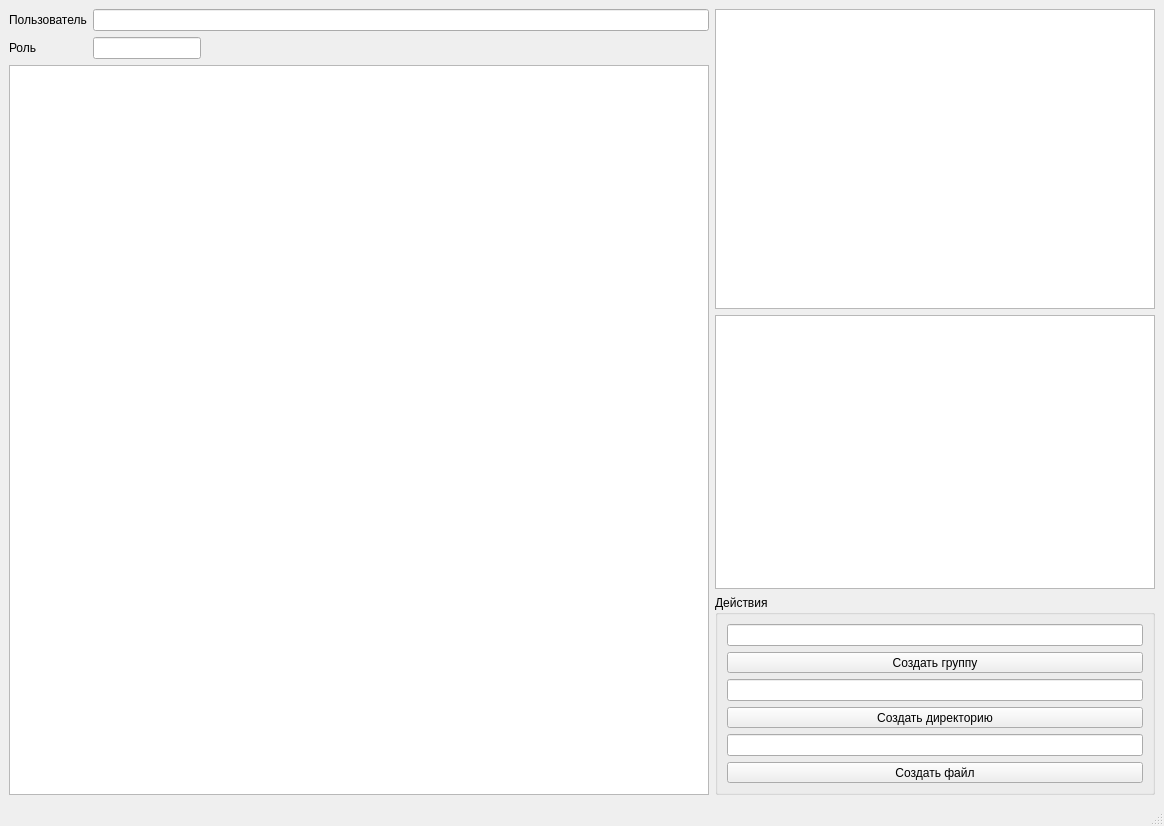
Above: src/app/app_win.ui from zloyaloha/permisson-service before the change. Below: the same form after it.
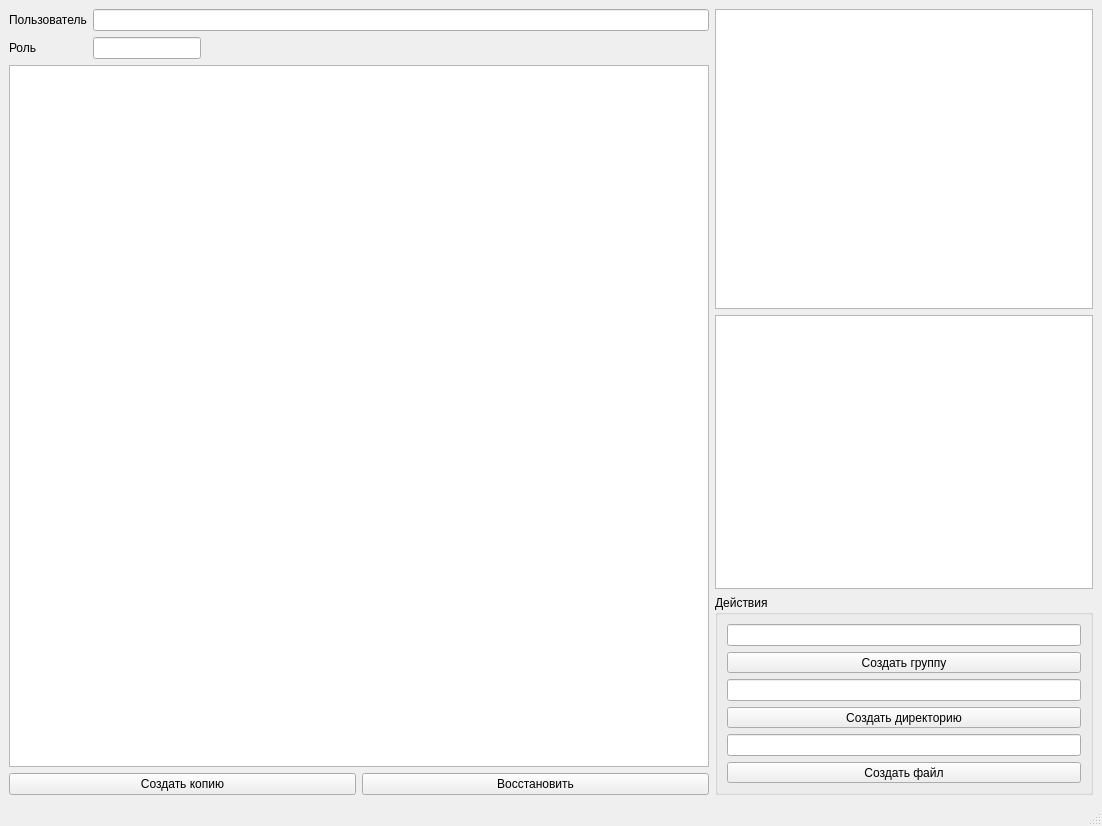
That is the form after the change.

```diff
--- a/src/app/app_win.ui
+++ b/src/app/app_win.ui
@@ -6,7 +6,7 @@
    <rect>
     <x>0</x>
     <y>0</y>
-    <width>1164</width>
+    <width>1102</width>
     <height>826</height>
    </rect>
   </property>
@@ -14,7 +14,7 @@
    <string>Управление данными</string>
   </property>
   <widget class="QWidget" name="centralwidget">
-   <layout class="QHBoxLayout" name="horizontalLayout_2">
+   <layout class="QHBoxLayout" name="horizontalLayout_3">
     <item>
      <layout class="QHBoxLayout" name="horizontalLayout">
       <item>
@@ -84,6 +84,24 @@
             </property>
            </widget>
           </item>
+          <item>
+           <layout class="QHBoxLayout" name="horizontalLayout_2">
+            <item>
+             <widget class="QPushButton" name="makeDBCopy">
+              <property name="text">
+               <string>Cоздать копию</string>
+              </property>
+             </widget>
+            </item>
+            <item>
+             <widget class="QPushButton" name="recoverDB">
+              <property name="text">
+               <string>Восстановить</string>
+              </property>
+             </widget>
+            </item>
+           </layout>
+          </item>
          </layout>
         </item>
        </layout>
```
Left out of the diff: 2 changed lines with no effect on the pictures.
